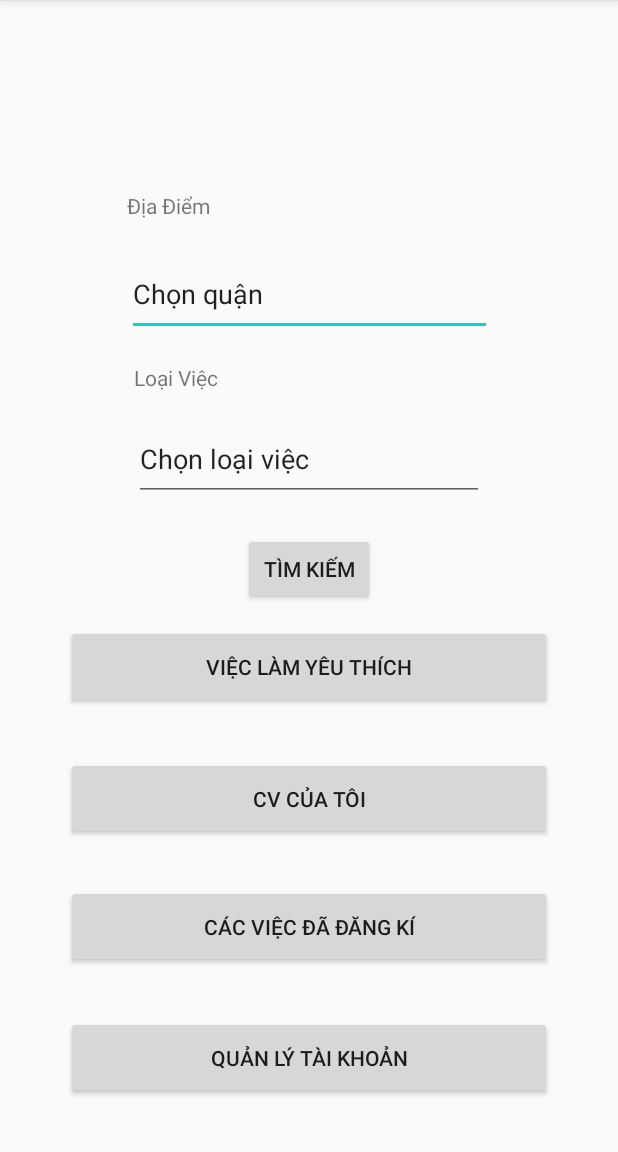
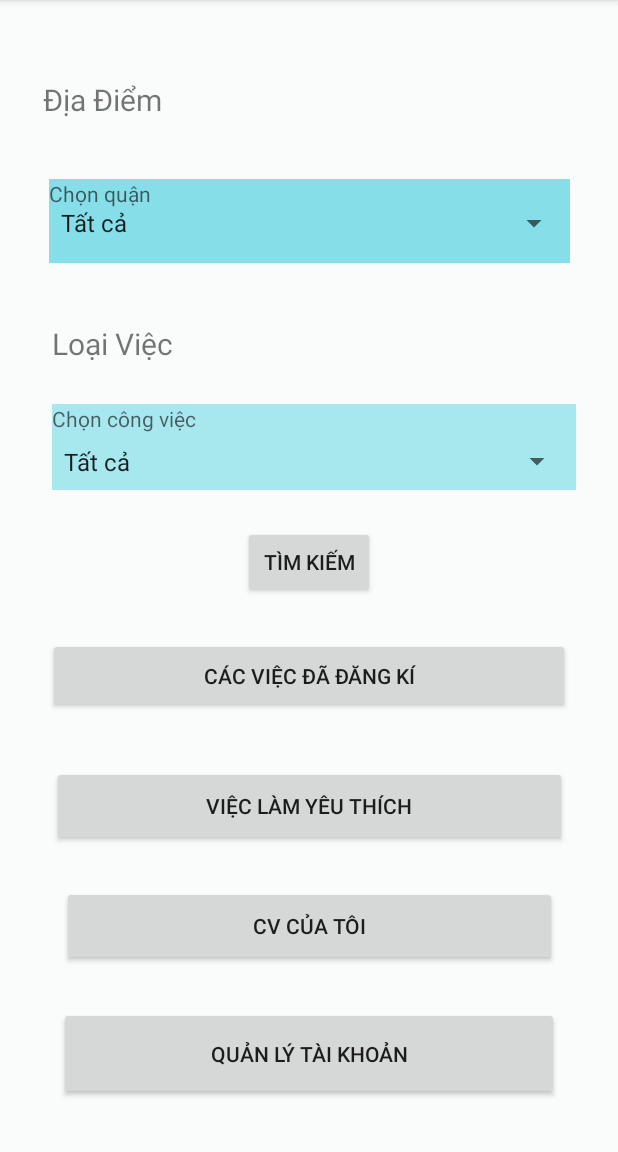
Before and after one commit to npcv1999/Do-An-Co-So, an Android app: the MainActivity screen opened directly, with no data from a screen before it, on a phone screen of 412 x 824 dp, the part 84-1236 px from its top. Run offline under Robolectric (Android 15) with nearby library versions, the phone set to English and light mode, and no system bars.

Commit message:
Spinner Cong viec va dia diem

```diff
--- a/CongTimViecIt/app/src/main/java/com/example/congtimviecit/MainActivity.java
+++ b/CongTimViecIt/app/src/main/java/com/example/congtimviecit/MainActivity.java
@@ -5,11 +5,48 @@ import androidx.appcompat.app.AppCompatActivity;
 import android.content.Intent;
 import android.os.Bundle;
 import android.view.View;
+import android.widget.AdapterView;
+import android.widget.ArrayAdapter;
 import android.widget.Button;
+import android.widget.Spinner;
+import android.widget.TextView;
+import android.widget.AdapterView.OnItemSelectedListener;
 
 public class MainActivity extends AppCompatActivity {
     Button mSearch;
-
+    String arr[]={
+            "Tất cả",
+            "Quận 1",
+            "Quận 2",
+            "Quận 3",
+            "Quận 4",
+            "Quận 5",
+            "Quận 6",
+            "Quận 7",
+            "Quận 8",
+            "Quận 9",
+            "Quận 10",
+            "Quận 11",
+            "Quận 12",
+            "Quận Gò Vấp",
+            "Quận Phú Nhuận",
+            "Quận Thủ Đức",
+            "Quận Bình Tân",
+            "Quận Tân Bình",
+            "Quận Bình Thạnh"};
+    TextView selection;
+    String arr1[]={
+            "Tất cả",
+            "MOBILE DEV",
+            "ANDROID",
+            "IOS",
+            "WINDOW",
+            "LINUX",
+            "UBUNTU",
+            "HTML5",
+            "CSS3",
+            "JAVASCRIPT"};
+    TextView selection1;
     @Override
     protected void onCreate(Bundle savedInstanceState) {
         super.onCreate(savedInstanceState);
@@ -22,5 +59,41 @@ public class MainActivity extends AppCompatActivity {
                 startActivity(registerIntent);
             }
         });
+
+
+        //spinner dia diem
+        selection =(TextView) findViewById(R.id.slcDiaDiem);
+        //Lấy đối tượng Spinner ra
+        Spinner spin=(Spinner) findViewById(R.id.spinDiaDiem);
+        //Gán Data source (arr) vào Adapter
+        ArrayAdapter<String> adapter=new ArrayAdapter<String>
+                (
+                        this,
+                        android.R.layout.simple_spinner_item,
+                        arr
+                );
+        //phải gọi lệnh này để hiển thị danh sách cho Spinner
+        adapter.setDropDownViewResource
+                (android.R.layout.simple_spinner_dropdown_item);
+        //Thiết lập adapter cho Spinner
+        spin.setAdapter(adapter);
+
+        //spinner CV
+        selection1 =(TextView) findViewById(R.id.slcCV);
+        //Lấy đối tượng Spinner ra
+        Spinner spin1=(Spinner) findViewById(R.id.spinCV);
+        //Gán Data source (arr) vào Adapter
+        ArrayAdapter<String> adapter1=new ArrayAdapter<String>
+                (
+                        this,
+                        android.R.layout.simple_spinner_item,
+                        arr1
+                );
+        //phải gọi lệnh này để hiển thị danh sách cho Spinner
+        adapter1.setDropDownViewResource
+                (android.R.layout.simple_spinner_dropdown_item);
+        //Thiết lập adapter cho Spinner
+        spin1.setAdapter(adapter1);
+
     }
 }
--- a/CongTimViecIt/app/src/main/res/layout/activity_main.xml
+++ b/CongTimViecIt/app/src/main/res/layout/activity_main.xml
@@ -4,106 +4,152 @@
     xmlns:tools="http://schemas.android.com/tools"
     android:layout_width="match_parent"
     android:layout_height="match_parent"
+    android:background="#FAFBFB"
     tools:context=".MainActivity">
 
     <Button
         android:id="@+id/button2"
-        android:layout_width="0dp"
-        android:layout_height="0dp"
-        android:layout_marginBottom="35dp"
+        android:layout_width="333dp"
+        android:layout_height="62dp"
+        android:layout_marginStart="32dp"
+        android:layout_marginTop="16dp"
+        android:layout_marginEnd="32dp"
+        android:layout_marginBottom="32dp"
         android:text="@string/qu_n_l_t_i_kho_n"
         app:layout_constraintBottom_toBottomOf="parent"
-        app:layout_constraintEnd_toEndOf="@+id/button4"
-        app:layout_constraintStart_toStartOf="@+id/button4"
-        app:layout_constraintTop_toBottomOf="@+id/button4" />
+        app:layout_constraintEnd_toEndOf="parent"
+        app:layout_constraintHorizontal_bias="0.5"
+        app:layout_constraintStart_toStartOf="parent"
+        app:layout_constraintTop_toBottomOf="@+id/button5" />
 
     <Button
         android:id="@+id/button4"
         android:layout_width="0dp"
-        android:layout_height="0dp"
-        android:layout_marginStart="44dp"
-        android:layout_marginEnd="44dp"
-        android:layout_marginBottom="32dp"
+        android:layout_height="50dp"
+        android:layout_marginStart="32dp"
+        android:layout_marginTop="24dp"
+        android:layout_marginEnd="32dp"
+        android:layout_marginBottom="16dp"
         android:text="@string/c_c_vi_c_ng_k"
-        app:layout_constraintBottom_toTopOf="@+id/button2"
+        app:layout_constraintBottom_toTopOf="@+id/ViecLam"
         app:layout_constraintEnd_toEndOf="parent"
+        app:layout_constraintHorizontal_bias="0.5"
         app:layout_constraintStart_toStartOf="parent"
-        app:layout_constraintTop_toBottomOf="@+id/button5" />
+        app:layout_constraintTop_toBottomOf="@+id/SeachBn" />
 
     <Button
         android:id="@+id/button5"
-        android:layout_width="0dp"
-        android:layout_height="0dp"
-        android:layout_marginBottom="30dp"
+        android:layout_width="330dp"
+        android:layout_height="53dp"
+        android:layout_marginStart="32dp"
+        android:layout_marginTop="8dp"
+        android:layout_marginEnd="32dp"
+        android:layout_marginBottom="8dp"
         android:text="@string/cv_c_a_t_i"
-        app:layout_constraintBottom_toTopOf="@+id/button4"
-        app:layout_constraintEnd_toEndOf="@+id/button4"
-        app:layout_constraintStart_toStartOf="@+id/button4"
+        app:layout_constraintBottom_toTopOf="@+id/button2"
+        app:layout_constraintEnd_toEndOf="parent"
+        app:layout_constraintHorizontal_bias="0.5"
+        app:layout_constraintStart_toStartOf="parent"
         app:layout_constraintTop_toBottomOf="@+id/ViecLam" />
 
     <Button
         android:id="@+id/ViecLam"
-        android:layout_width="0dp"
-        android:layout_height="0dp"
-        android:layout_marginBottom="32dp"
+        android:layout_width="343dp"
+        android:layout_height="53dp"
+        android:layout_marginStart="32dp"
+        android:layout_marginTop="16dp"
+        android:layout_marginEnd="32dp"
+        android:layout_marginBottom="16dp"
         android:text="@string/vi_c_l_m_y_u_th_ch"
         app:layout_constraintBottom_toTopOf="@+id/button5"
-        app:layout_constraintEnd_toEndOf="@+id/button5"
-        app:layout_constraintStart_toStartOf="@+id/button5"
-        app:layout_constraintTop_toBottomOf="@+id/SeachBn" />
-
-    <MultiAutoCompleteTextView
-        android:id="@+id/DiaDiem"
-        android:layout_width="243dp"
-        android:layout_height="0dp"
-        android:layout_marginBottom="18dp"
-        android:text="@string/ch_n_qu_n"
-        app:layout_constraintBottom_toTopOf="@+id/textView2"
         app:layout_constraintEnd_toEndOf="parent"
+        app:layout_constraintHorizontal_bias="0.5"
         app:layout_constraintStart_toStartOf="parent"
-        app:layout_constraintTop_toBottomOf="@+id/textView" />
-
-    <MultiAutoCompleteTextView
-        android:id="@+id/LoaiViec"
-        android:layout_width="233dp"
-        android:layout_height="0dp"
-        android:layout_marginBottom="21dp"
-        android:text="@string/ch_n_lo_i_vi_c"
-        app:layout_constraintBottom_toTopOf="@+id/SeachBn"
-        app:layout_constraintEnd_toEndOf="parent"
-        app:layout_constraintStart_toStartOf="parent"
-        app:layout_constraintTop_toBottomOf="@+id/textView2" />
+        app:layout_constraintTop_toBottomOf="@+id/button4" />
 
     <TextView
         android:id="@+id/textView"
-        android:layout_width="wrap_content"
-        android:layout_height="wrap_content"
-        android:layout_marginTop="127dp"
-        android:layout_marginBottom="22dp"
+        android:layout_width="134dp"
+        android:layout_height="29dp"
+        android:layout_marginTop="32dp"
+        android:layout_marginBottom="56dp"
         android:text="@string/a_i_m"
-        app:layout_constraintBottom_toTopOf="@+id/DiaDiem"
-        app:layout_constraintStart_toStartOf="@+id/DiaDiem"
-        app:layout_constraintTop_toTopOf="parent" />
+        android:textSize="20sp"
+        app:layout_constraintBottom_toBottomOf="parent"
+        app:layout_constraintEnd_toEndOf="parent"
+        app:layout_constraintHorizontal_bias="0.102"
+        app:layout_constraintStart_toStartOf="parent"
+        app:layout_constraintTop_toTopOf="parent"
+        app:layout_constraintVertical_bias="0.032" />
 
     <TextView
         android:id="@+id/textView2"
-        android:layout_width="wrap_content"
-        android:layout_height="wrap_content"
-        android:layout_marginBottom="17dp"
+        android:layout_width="144dp"
+        android:layout_height="34dp"
+        android:layout_marginBottom="20dp"
         android:text="@string/lo_i_vi_c"
-        app:layout_constraintBottom_toTopOf="@+id/LoaiViec"
-        app:layout_constraintStart_toStartOf="@+id/LoaiViec"
-        app:layout_constraintTop_toBottomOf="@+id/DiaDiem" />
+        android:textSize="20sp"
+        app:layout_constraintBottom_toTopOf="@+id/slcCV"
+        app:layout_constraintStart_toStartOf="@+id/slcCV" />
 
     <Button
         android:id="@+id/SeachBn"
         android:layout_width="wrap_content"
         android:layout_height="wrap_content"
-        android:layout_marginBottom="13dp"
+        android:layout_marginTop="24dp"
         android:text="@string/t_m_ki_m"
-        app:layout_constraintBottom_toTopOf="@+id/ViecLam"
+        app:layout_constraintEnd_toEndOf="parent"
+        app:layout_constraintHorizontal_bias="0.5"
+        app:layout_constraintStart_toStartOf="parent"
+        app:layout_constraintTop_toBottomOf="@+id/slcCV" />
+
+    <TextView
+        android:id="@+id/slcDiaDiem"
+        android:layout_width="347dp"
+        android:layout_height="56dp"
+        android:layout_marginBottom="20dp"
+        android:background="#86DEE8"
+        android:hint="Chọn quận"
+        android:textColor="#FAF8F8"
+        app:layout_constraintBottom_toBottomOf="parent"
         app:layout_constraintEnd_toEndOf="parent"
         app:layout_constraintStart_toStartOf="parent"
-        app:layout_constraintTop_toBottomOf="@+id/LoaiViec" />
+        app:layout_constraintTop_toTopOf="parent"
+        app:layout_constraintVertical_bias="0.172" />
+
+    <Spinner
+        android:id="@+id/spinDiaDiem"
+        android:layout_width="347dp"
+        android:layout_height="53dp"
+        android:layout_marginBottom="24dp"
+        app:layout_constraintBottom_toBottomOf="parent"
+        app:layout_constraintEnd_toEndOf="parent"
+        app:layout_constraintStart_toStartOf="parent"
+        app:layout_constraintTop_toTopOf="parent"
+        app:layout_constraintVertical_bias="0.177" />
+
+    <TextView
+        android:id="@+id/slcCV"
+        android:layout_width="349dp"
+        android:layout_height="57dp"
+        android:background="#A7E8EF"
+        android:hint="Chọn công việc"
+        android:textColor="#F44336"
+        app:layout_constraintBottom_toBottomOf="parent"
+        app:layout_constraintEnd_toEndOf="parent"
+        app:layout_constraintHorizontal_bias="0.548"
+        app:layout_constraintStart_toStartOf="parent"
+        app:layout_constraintTop_toTopOf="parent"
+        app:layout_constraintVertical_bias="0.379" />
+
+    <Spinner
+        android:id="@+id/spinCV"
+        android:layout_width="347dp"
+        android:layout_height="54dp"
+        android:layout_marginBottom="16dp"
+        app:layout_constraintBottom_toTopOf="@+id/SeachBn"
+        app:layout_constraintEnd_toEndOf="parent"
+        app:layout_constraintHorizontal_bias="0.531"
+        app:layout_constraintStart_toStartOf="parent" />
 
 </androidx.constraintlayout.widget.ConstraintLayout>
```
